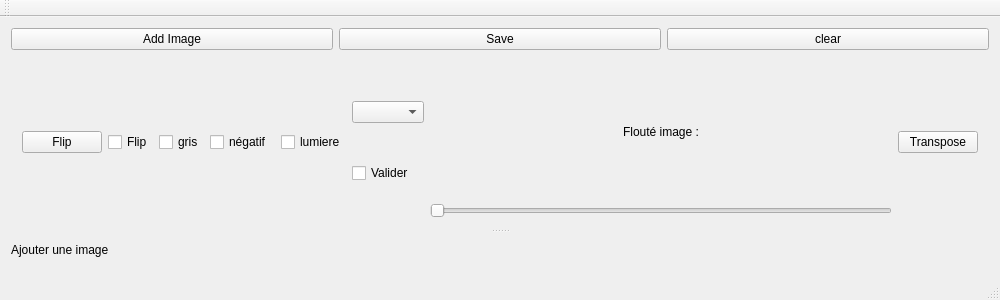
Old version of the form mainwindow.ui in the repository rombiddle/FiltrePlus.
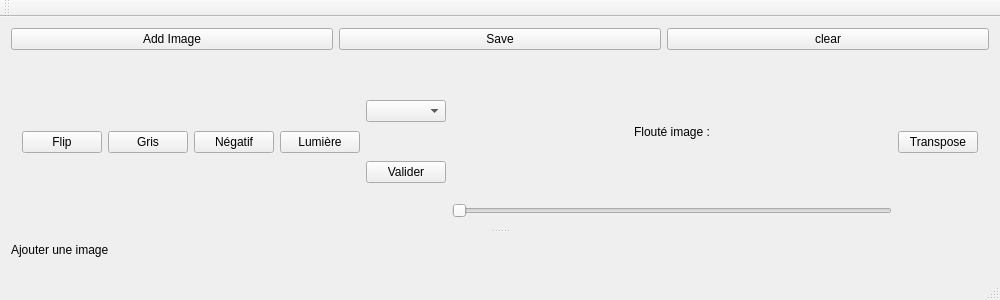
New version of the form.

What changed in the file:
```diff
--- a/mainwindow.ui
+++ b/mainwindow.ui
@@ -55,30 +55,23 @@
          </widget>
         </item>
         <item>
-         <widget class="QCheckBox" name="flipCheckBox">
+         <widget class="QPushButton" name="grisPushButton">
           <property name="text">
-           <string>Flip</string>
+           <string>Gris</string>
           </property>
          </widget>
         </item>
         <item>
-         <widget class="QCheckBox" name="grisCheckBox">
+         <widget class="QPushButton" name="negatifPushButton">
           <property name="text">
-           <string>gris</string>
+           <string>Négatif</string>
           </property>
          </widget>
         </item>
         <item>
-         <widget class="QCheckBox" name="NegatifCheckBox">
+         <widget class="QPushButton" name="lumierePushButton">
           <property name="text">
-           <string>négatif </string>
-          </property>
-         </widget>
-        </item>
-        <item>
-         <widget class="QCheckBox" name="lumiereCheckBox">
-          <property name="text">
-           <string>lumiere</string>
+           <string>Lumière</string>
           </property>
          </widget>
         </item>
@@ -88,7 +81,7 @@
            <widget class="QComboBox" name="comboBox"/>
           </item>
           <item>
-           <widget class="QCheckBox" name="valiserColorMapcheckBox">
+           <widget class="QPushButton" name="validerPushButton">
             <property name="text">
              <string>Valider</string>
             </property>
@@ -116,11 +109,14 @@
           </item>
           <item>
            <widget class="QSlider" name="flouHorizontalSlider">
+            <property name="minimum">
+             <number>1</number>
+            </property>
             <property name="maximum">
              <number>50</number>
             </property>
             <property name="value">
-             <number>0</number>
+             <number>1</number>
             </property>
             <property name="orientation">
              <enum>Qt::Horizontal</enum>
```
